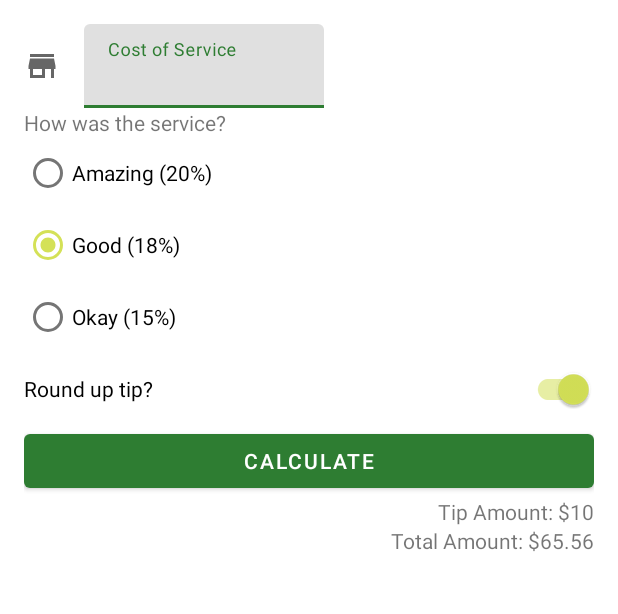
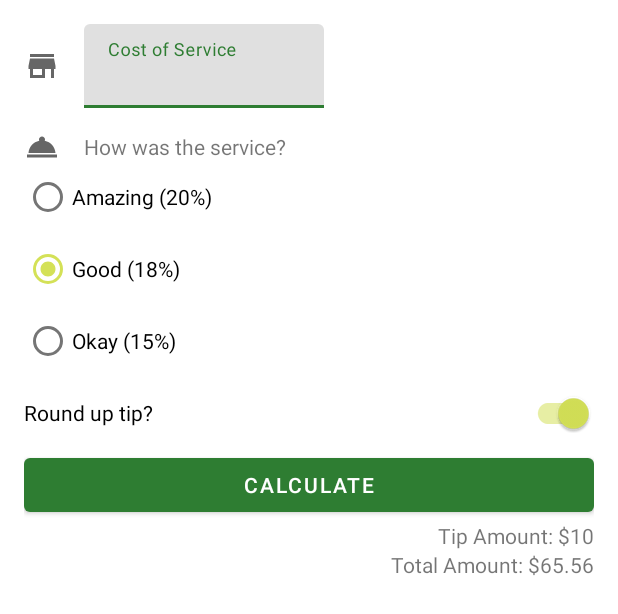
Before and after one commit to tse-jeff/TipCalc, an Android app: the layout activity_main.xml on its own in the app's theme, with its tools: preview values and no code run, on a phone screen of 412 x 824 dp. Shown: the top 614 px of the screen. Run offline under Robolectric (Android 15) with nearby library versions, the phone set to English and light mode, and no system bars.

Commit message:
service question icon

```diff
--- a/app/src/main/res/layout/activity_main.xml
+++ b/app/src/main/res/layout/activity_main.xml
@@ -35,12 +35,23 @@
 
     </com.google.android.material.textfield.TextInputLayout>
 
+    <ImageView
+        android:id="@+id/icon_service_question"
+        android:layout_width="wrap_content"
+        android:layout_height="wrap_content"
+        android:importantForAccessibility="no"
+        app:srcCompat="@drawable/ic_service"
+        app:layout_constraintStart_toStartOf="parent"
+        app:layout_constraintTop_toTopOf="@+id/service_question"
+        app:layout_constraintBottom_toBottomOf="@+id/service_question" />
+
     <TextView
         android:id="@+id/service_question"
         android:layout_width="wrap_content"
         android:layout_height="wrap_content"
         android:text="@string/question"
-        app:layout_constraintStart_toStartOf="parent"
+        android:layout_marginTop="16dp"
+        app:layout_constraintStart_toStartOf="@+id/cost_of_service"
         app:layout_constraintTop_toBottomOf="@id/cost_of_service" />
 
     <RadioGroup
```
